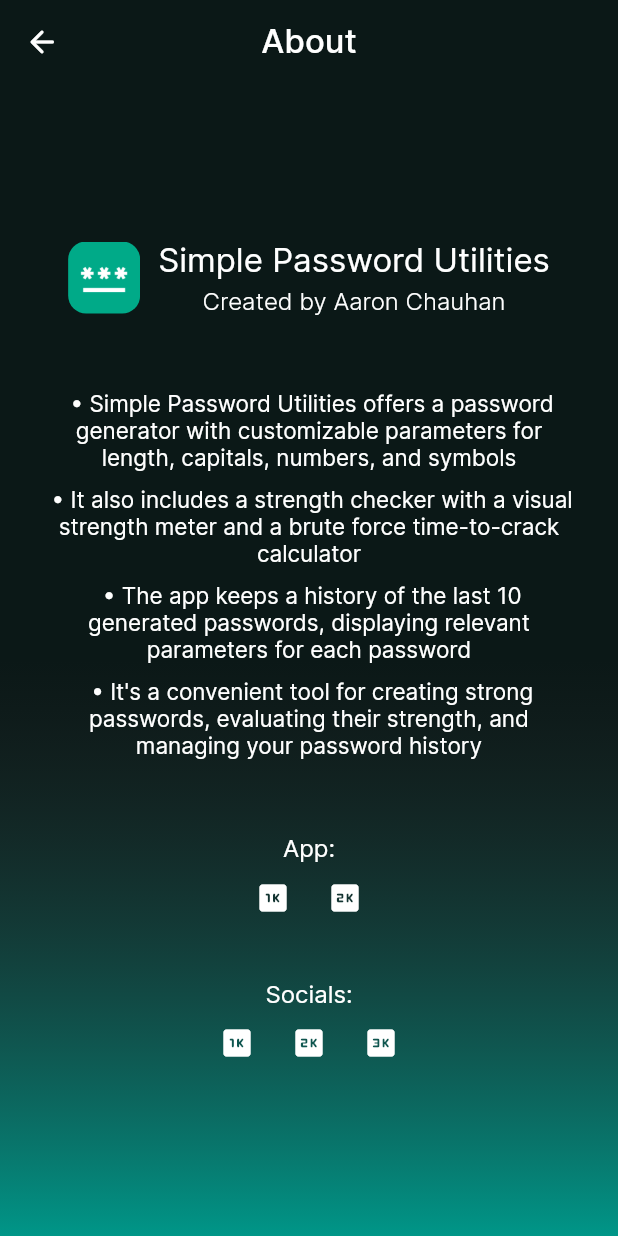
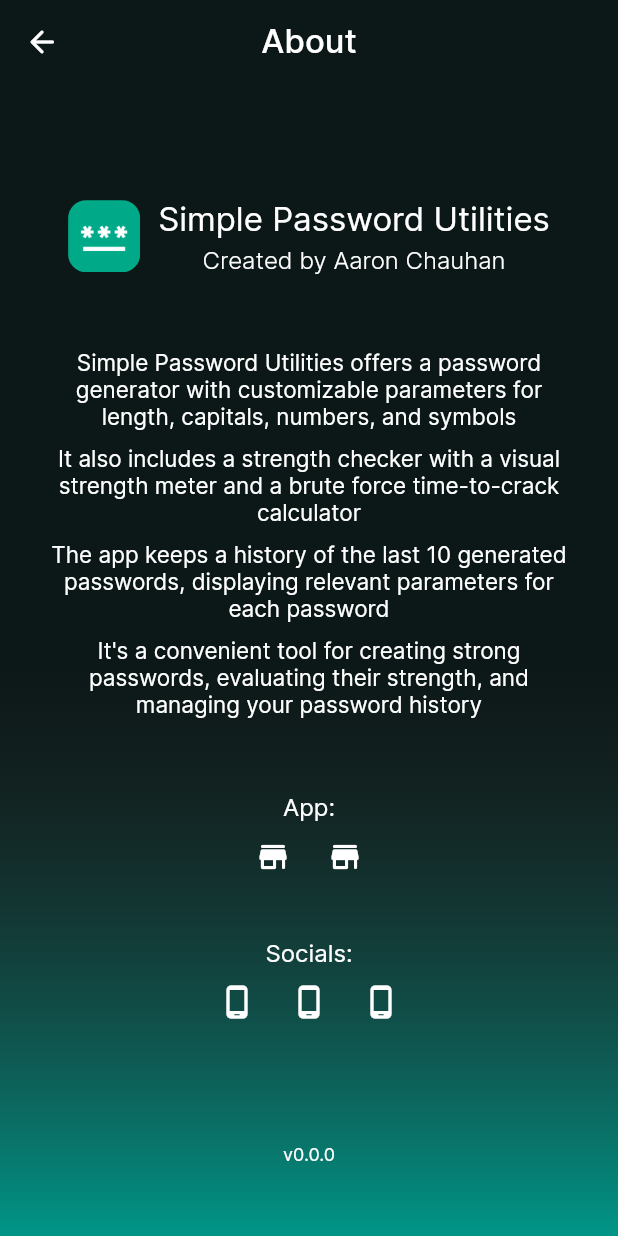
Before and after one commit to aaronjc15128/password_generator, a Flutter app: the screen it shows after launch, in the side drawer, after a tap on "About", on a phone screen of 412 x 824 dp. Run offline on Flutter 3.47's test engine with Material 2 defaults, Android fonts, the phone set to English and light mode, and no system bars.

Commit message:
Updated about page

```diff
--- a/lib/main.dart
+++ b/lib/main.dart
@@ -1225,6 +1225,7 @@ class AboutPage extends StatelessWidget {
           child: Column(
             mainAxisAlignment: MainAxisAlignment.center,
             children: <Widget>[
+              const SizedBox(height: 30),
               Row(
                 mainAxisAlignment: MainAxisAlignment.center,
                 children: <Widget>[
@@ -1245,11 +1246,12 @@ class AboutPage extends StatelessWidget {
                     ]
                   )
                 ],
-              ), const SizedBox(height: 50),
+              ),
+              const SizedBox(height: 50),
               Padding(
                 padding: const EdgeInsets.fromLTRB(30, 0, 30, 10),
                 child: Text(
-                  " • Simple Password Utilities offers a password generator with customizable parameters for length, capitals, numbers, and symbols",
+                  "Simple Password Utilities offers a password generator with customizable parameters for length, capitals, numbers, and symbols",
                   textAlign: TextAlign.center,
                   style: TextStyle(fontSize: 15,  color: themeColors["Text"])
                 ),
@@ -1257,7 +1259,7 @@ class AboutPage extends StatelessWidget {
               Padding(
                 padding: const EdgeInsets.fromLTRB(30, 0, 30, 10),
                 child: Text(
-                  " • It also includes a strength checker with a visual strength meter and a brute force time-to-crack calculator",
+                  "It also includes a strength checker with a visual strength meter and a brute force time-to-crack calculator",
                   textAlign: TextAlign.center,
                   style: TextStyle(fontSize: 15, color: themeColors["Text"])
                 ),
@@ -1265,7 +1267,7 @@ class AboutPage extends StatelessWidget {
               Padding(
                 padding: const EdgeInsets.fromLTRB(30, 0, 30, 10),
                 child: Text(
-                  " • The app keeps a history of the last 10 generated passwords, displaying relevant parameters for each password",
+                  "The app keeps a history of the last 10 generated passwords, displaying relevant parameters for each password",
                   textAlign: TextAlign.center,
                   style: TextStyle(fontSize: 15, color: themeColors["Text"])
                 ),
@@ -1273,11 +1275,12 @@ class AboutPage extends StatelessWidget {
               Padding(
                 padding: const EdgeInsets.fromLTRB(30, 0, 30, 0),
                 child: Text(
-                  " • It's a convenient tool for creating strong passwords, evaluating their strength, and managing your password history",
+                  "It's a convenient tool for creating strong passwords, evaluating their strength, and managing your password history",
                   textAlign: TextAlign.center,
                   style: TextStyle(fontSize: 15, color: themeColors["Text"])
                 ),
-              ), const SizedBox(height: 50),
+              ),
+              const SizedBox(height: 50),
               Column(
                 mainAxisAlignment: MainAxisAlignment.center,
                 children: <Widget>[
@@ -1285,12 +1288,13 @@ class AboutPage extends StatelessWidget {
                   Row(
                     mainAxisAlignment: MainAxisAlignment.center,
                     children: [
-                      IconButton(onPressed: (){}, icon: Icon(Icons.one_k_rounded, color: themeColors["Text"])),
-                      IconButton(onPressed: (){}, icon: Icon(Icons.two_k_rounded, color: themeColors["Text"]))
+                      IconButton(onPressed: (){}, icon: Icon(Icons.store_mall_directory_rounded, color: themeColors["Text"])),
+                      IconButton(onPressed: (){}, icon: Icon(Icons.store_mall_directory_rounded, color: themeColors["Text"]))
                     ],
                   )
                 ]
-              ), const SizedBox(height: 30),
+              ),
+              const SizedBox(height: 30),
               Column(
                 mainAxisAlignment: MainAxisAlignment.center,
                 children: <Widget>[
@@ -1298,13 +1302,15 @@ class AboutPage extends StatelessWidget {
                   Row(
                     mainAxisAlignment: MainAxisAlignment.center,
                     children: [
-                      IconButton(onPressed: (){}, icon: Icon(Icons.one_k_rounded, color: themeColors["Text"])),
-                      IconButton(onPressed: (){}, icon: Icon(Icons.two_k_rounded, color: themeColors["Text"])),
-                      IconButton(onPressed: (){}, icon: Icon(Icons.three_k_rounded, color: themeColors["Text"]))
+                      IconButton(onPressed: (){}, icon: Icon(Icons.phone_android_rounded, color: themeColors["Text"])),
+                      IconButton(onPressed: (){}, icon: Icon(Icons.phone_android_rounded, color: themeColors["Text"])),
+                      IconButton(onPressed: (){}, icon: Icon(Icons.phone_android_rounded, color: themeColors["Text"]))
                     ],
                   )
                 ]
-              )
+              ),
+              const SizedBox(height: 70),
+              Text("v0.0.0", style: TextStyle(fontSize: 12, color: themeColors["Text"])),
             ],
           ),
         ),
```
